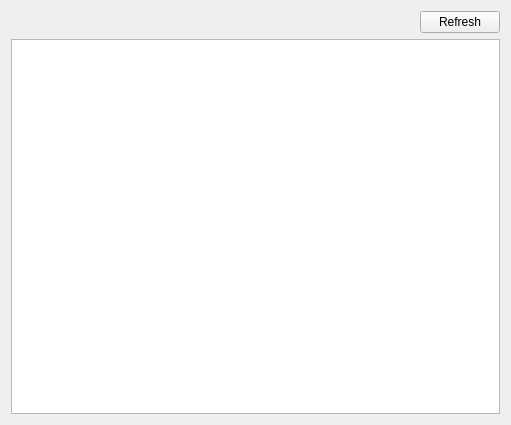
This is ui/collection_table.ui in fbjorn/stora as Qt 5 draws it before an edit. The edited form follows.
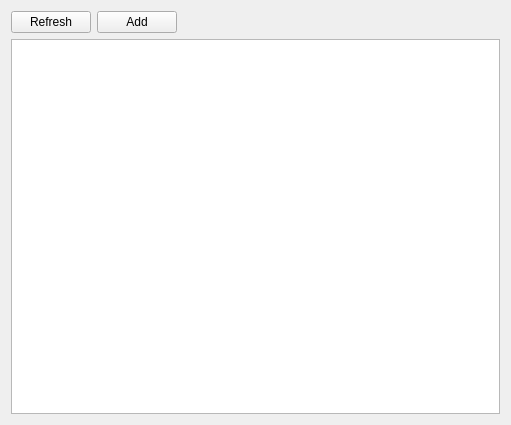
This is the edited form.

The edit to the form file:
```diff
--- a/ui/collection_table.ui
+++ b/ui/collection_table.ui
@@ -16,6 +16,20 @@
   <layout class="QVBoxLayout" name="verticalLayout">
    <item>
     <layout class="QHBoxLayout" name="horizontalLayout">
+     <item>
+      <widget class="QPushButton" name="b_refresh">
+       <property name="text">
+        <string>Refresh</string>
+       </property>
+      </widget>
+     </item>
+     <item>
+      <widget class="QPushButton" name="b_add">
+       <property name="text">
+        <string>Add</string>
+       </property>
+      </widget>
+     </item>
      <item>
       <spacer name="horizontalSpacer">
        <property name="orientation">
@@ -29,13 +43,6 @@
        </property>
       </spacer>
      </item>
-     <item>
-      <widget class="QPushButton" name="b_refresh">
-       <property name="text">
-        <string>Refresh</string>
-       </property>
-      </widget>
-     </item>
     </layout>
    </item>
    <item>
```
